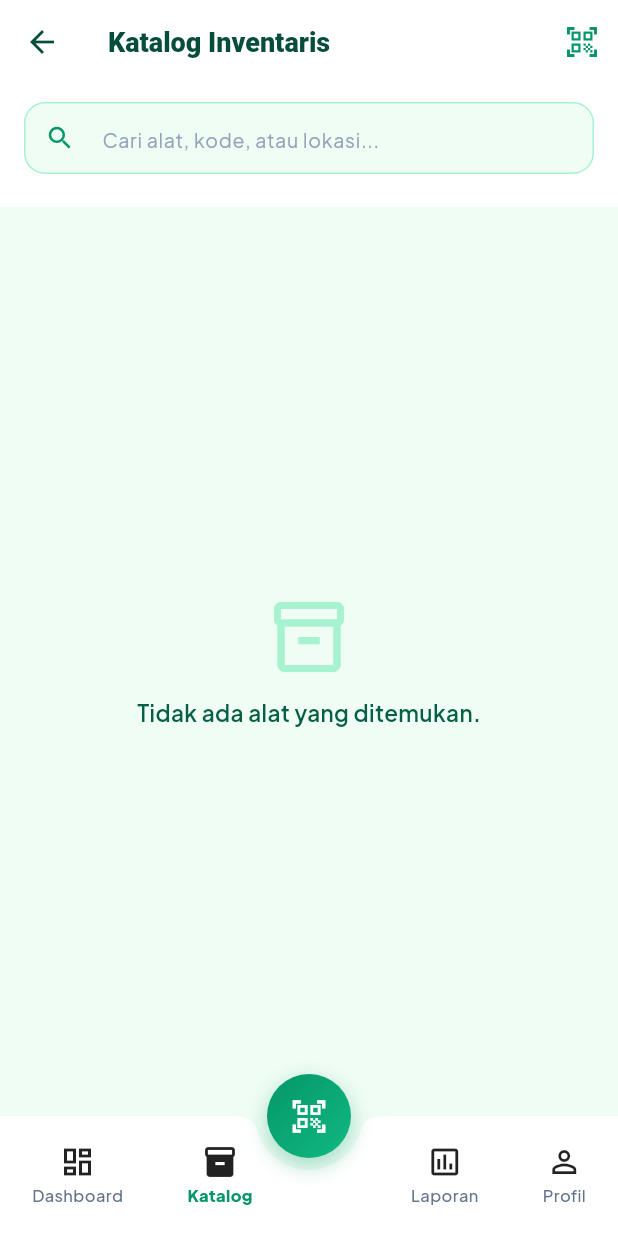
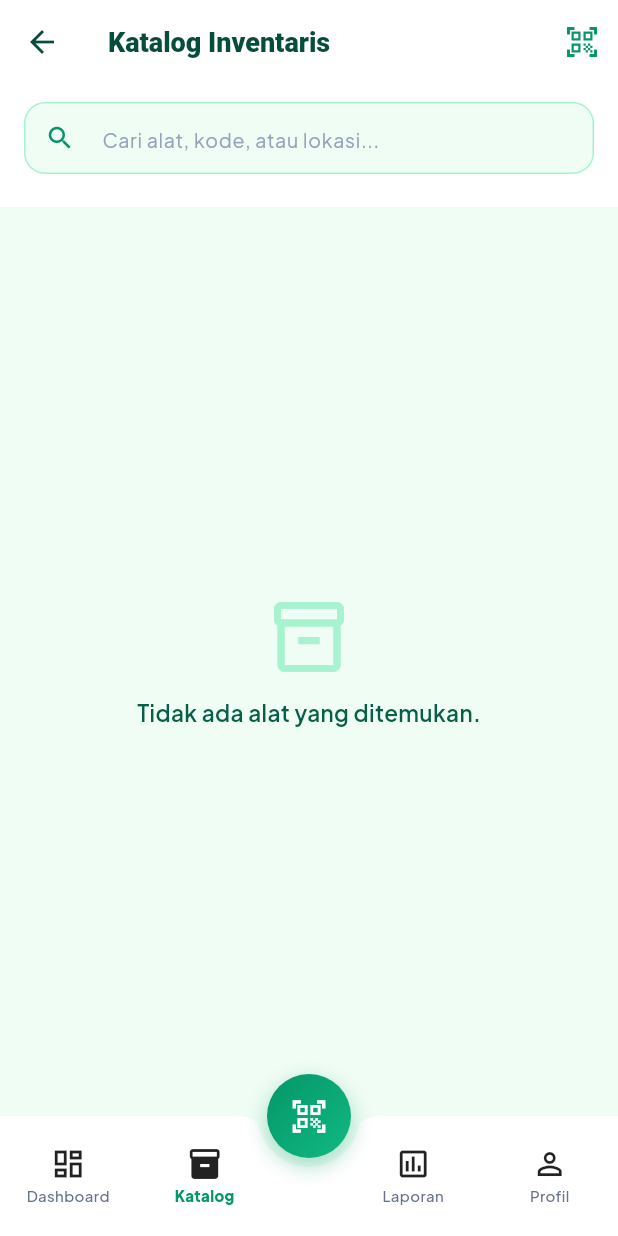
Before and after one commit to frianprianas/ujikom-siis, a Flutter app: the MainNavigationScreen screen opened directly, item 2 of the bottom bar chosen, on a phone screen of 412 x 824 dp. Run offline on Flutter 3.47's test engine with Material 3 defaults, Android fonts, the phone set to English and light mode, and no system bars; our stand-ins replace dio, flutter_secure_storage, google_fonts; missing offline and left inert: mobile_scanner; accounts and stored records are empty; network calls fail.

Commit message:
fix(mobile): perbaiki bottom navigation bar overflow pada layar kecil/setelah login

```diff
--- a/siis_mobile/lib/screens/home/main_navigation_screen.dart
+++ b/siis_mobile/lib/screens/home/main_navigation_screen.dart
@@ -184,31 +184,35 @@ class _MainNavigationScreenState extends State<MainNavigationScreen> {
       floatingActionButtonLocation: FloatingActionButtonLocation.centerDocked,
       bottomNavigationBar: BottomAppBar(
         shape: const CircularNotchedRectangle(),
-        notchMargin: 8,
+        notchMargin: 6,
         elevation: 8,
         color: Colors.white,
         padding: EdgeInsets.zero,
+        child: SafeArea(
+          child: SizedBox(
+            height: 64,
             child: Row(
-          mainAxisAlignment: MainAxisAlignment.spaceAround,
               children: [
                 // Left tabs
                 ...List.generate(
                   (navItems.length / 2).ceil(),
-              (i) => _navButton(i, navItems[i]),
+                  (i) => Expanded(child: _navButton(i, navItems[i])),
                 ),
 
                 // Notch space for center FAB
-            const SizedBox(width: 44),
+                const SizedBox(width: 48),
 
                 // Right tabs
                 ...List.generate(
                   navItems.length - (navItems.length / 2).ceil(),
                   (i) {
                     final realIndex = (navItems.length / 2).ceil() + i;
-                return _navButton(realIndex, navItems[realIndex]);
+                    return Expanded(child: _navButton(realIndex, navItems[realIndex]));
                   },
                 ),
               ],
+            ),
+          ),
         ),
       ),
     );
@@ -222,16 +226,20 @@ class _MainNavigationScreenState extends State<MainNavigationScreen> {
       onTap: () => setState(() => _currentIndex = index),
       borderRadius: BorderRadius.circular(12),
       child: Padding(
-        padding: const EdgeInsets.symmetric(horizontal: 12, vertical: 6),
+        padding: const EdgeInsets.symmetric(horizontal: 2, vertical: 4),
         child: Column(
+          mainAxisAlignment: MainAxisAlignment.center,
           mainAxisSize: MainAxisSize.min,
           children: [
             isSelected ? (item.activeIcon) : (item.icon),
-            const SizedBox(height: 3),
+            const SizedBox(height: 2),
             Text(
               item.label ?? '',
+              maxLines: 1,
+              overflow: TextOverflow.ellipsis,
+              textAlign: TextAlign.center,
               style: TextStyle(
-                fontSize: 11,
+                fontSize: 10,
                 fontWeight: isSelected ? FontWeight.w800 : FontWeight.w500,
                 color: color,
               ),
```
Also changed, not shown: siis_mobile/lib/screens/katalog/katalog_screen.dart (+7 -3 lines), 8 other files. Lines whose indentation alone changed are shown as unchanged.
